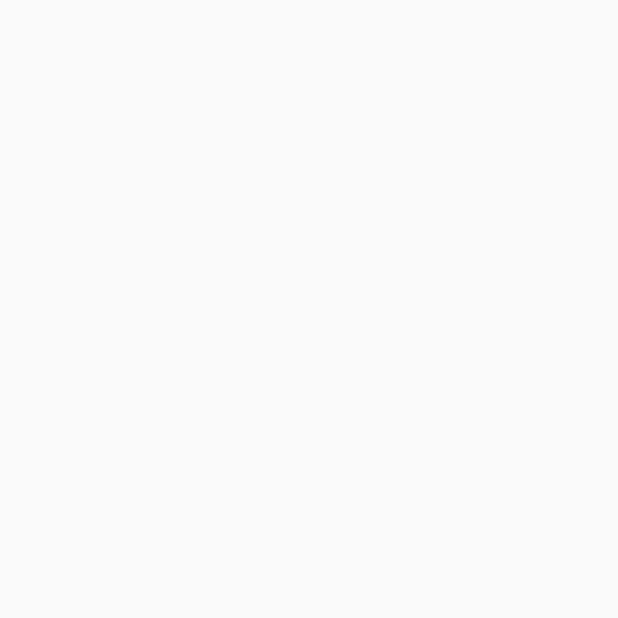
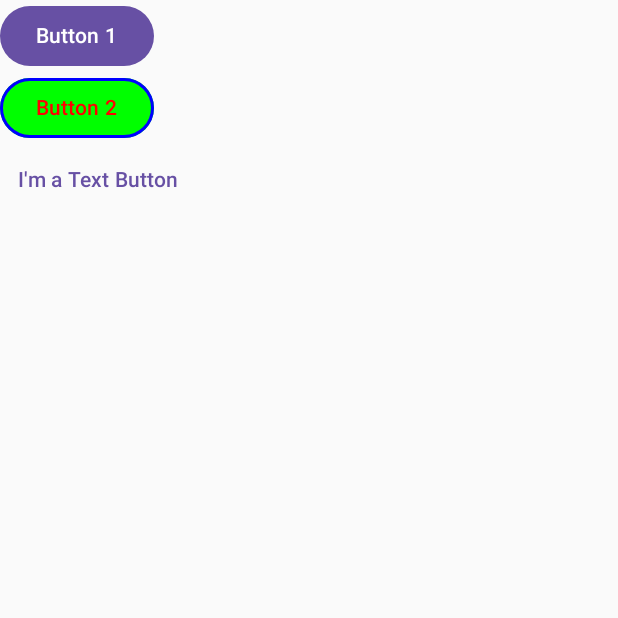
Before and after one commit to 008adarshshukla/Learn-Jetpck-Compose, an Android app built with Jetpack Compose: the screen it shows after launch (MainActivity), on a phone screen of 412 x 824 dp, the top half of it. Before the commit the part shown is empty. Run offline under Robolectric (Android 15) with nearby library versions, the phone set to English and light mode, and no system bars.

Commit message:
Buttons Done

```diff
--- /dev/null
+++ b/app/src/main/java/com/example/learnjetpackcompose/ButtonsBootcamp.kt
@@ -0,0 +1,47 @@
+package com.example.learnjetpackcompose
+
+import androidx.compose.foundation.BorderStroke
+import androidx.compose.foundation.layout.Column
+import androidx.compose.material3.*
+import androidx.compose.runtime.Composable
+import androidx.compose.ui.graphics.Color
+import androidx.compose.ui.tooling.preview.Preview
+import androidx.compose.ui.unit.dp
+
+
+@Composable
+fun ButtonBootcampComposable(){
+    Column() {
+
+        //Button
+        Button(onClick = { println("Button 1 Clicked") }) {
+            Text(text = "Button 1")
+        }
+
+        //Outlined Button
+        OutlinedButton(onClick = {
+            println("Button 2 Clicked")
+        },colors = ButtonDefaults.outlinedButtonColors(
+            containerColor = Color.Green,
+            contentColor = Color.Red,
+            disabledContainerColor = Color.Blue,
+            disabledContentColor = Color.Gray
+        ), border = BorderStroke(width = 2.dp, color =
+        Color.Blue)
+        ) {
+            Text(text = "Button 2")
+        }
+
+        //Text Button
+        TextButton(onClick = { println("Text Button " +
+                "Clicked") }) {
+            Text("I'm a Text Button")
+        }
+    }
+}
+
+@Preview
+@Composable
+fun ButtonBootcampPreview() {
+    ButtonBootcampComposable()
+}
--- a/app/src/main/java/com/example/learnjetpackcompose/MainActivity.kt
+++ b/app/src/main/java/com/example/learnjetpackcompose/MainActivity.kt
@@ -20,7 +20,7 @@ class MainActivity : ComponentActivity() {
     override fun onCreate(savedInstanceState: Bundle?) {
         super.onCreate(savedInstanceState)
         setContent {
-
+            ButtonBootcampComposable()
         }
     }
 }
@@ -45,7 +45,7 @@ fun HomeView() {
 @Preview
 @Composable
 fun DefaultPreview() {
-    ShapesBootcampComposable()
+    ButtonBootcampComposable()
 }
 /*
 Concept of Composition and Recomposition-
```
Also changed, not shown: app/src/main/java/com/example/learnjetpackcompose/TextBootcamp.kt (+12 -5 lines).
